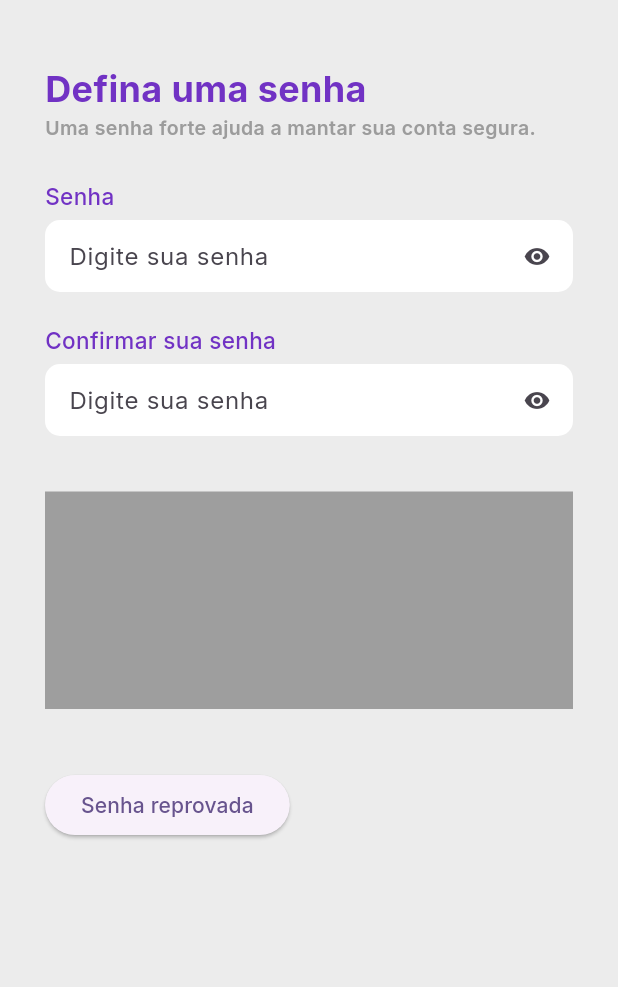
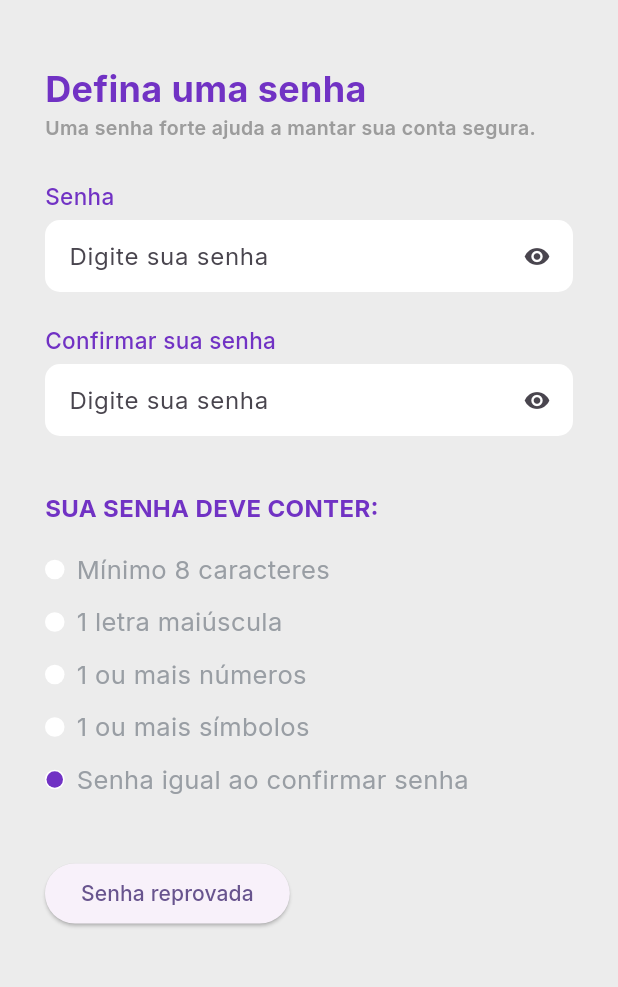
Before and after one commit to raonylino/password_validation, a Flutter app: the screen it shows after launch, on a phone screen of 412 x 824 dp, the part 173-1160 px from its top. Run offline on Flutter 3.47's test engine with Material 3 defaults, Android fonts, the phone set to English and light mode, and no system bars; our stand-ins replace google_fonts.

Commit message:
falta validacao da senha

```diff
--- a/lib/src/pages/validation_page.dart
+++ b/lib/src/pages/validation_page.dart
@@ -1,4 +1,5 @@
 import 'package:flutter/material.dart';
+import 'package:password_validation/src/pages/widgets/password_validation_painel_widget.dart';
 import 'package:password_validation/src/shared/colors_app.dart';
 import 'package:password_validation/src/shared/custom_texfield_pwd.dart';
 
@@ -51,7 +52,7 @@ class ValidationPage extends StatelessWidget {
                   controller: TextEditingController(),
                 ),
                 const SizedBox(height: 37),
-                Container(height: 145, color: Colors.grey),
+                PasswordValidationPainelWidget(),
                 const SizedBox(height: 40),
                 ElevatedButton(
                   onPressed: () {},
--- /dev/null
+++ b/lib/src/pages/widgets/password_dot_validation.dart
@@ -0,0 +1,65 @@
+import 'package:flutter/material.dart';
+import 'package:password_validation/src/shared/colors_app.dart';
+
+typedef UpdateMatchCallback = Function(ValueKey<int> key, bool match);
+
+class PasswordDotValidation extends StatelessWidget {
+  final String label;
+  final String patterValidation;
+  final ValueNotifier<String> passwordValue;
+  final UpdateMatchCallback updateMatch;
+
+  const PasswordDotValidation({
+    required super.key,
+    required this.label,
+    required this.patterValidation,
+    required this.passwordValue,
+    required this.updateMatch,
+  });
+
+  @override
+  Widget build(BuildContext context) {
+    return ValueListenableBuilder(
+      valueListenable: passwordValue,
+      builder: (_, passwordText, _) {
+        final valid = RegExp(patterValidation).hasMatch(passwordText);
+        updateMatch(super.key as ValueKey<int>, valid);
+
+        return Row(
+          spacing: 8,
+          children: [
+            Container(
+              width: 13,
+              height: 13,
+              decoration: BoxDecoration(
+                color: Colors.white,
+                shape: BoxShape.circle,
+              ),
+              child: Center(
+                child: Visibility(
+                  visible: valid,
+                  child: Container(
+                    width: 11,
+                    height: 11,
+                    decoration: BoxDecoration(
+                      color: ColorsApp.primaryColor,
+                      shape: BoxShape.circle,
+                    ),
+                  ),
+                ),
+              ),
+            ),
+            Text(
+              label,
+              style: TextStyle(
+                fontSize: 17,
+                fontWeight: FontWeight.w400,
+                color: ColorsApp.coolGrayColor,
+              ),
+            ),
+          ],
+        );
+      },
+    );
+  }
+}
--- /dev/null
+++ b/lib/src/pages/widgets/password_validation_painel_widget.dart
@@ -0,0 +1,70 @@
+import 'package:flutter/material.dart';
+import 'package:password_validation/src/pages/widgets/password_dot_validation.dart';
+import 'package:password_validation/src/shared/colors_app.dart';
+
+class PasswordValidationPainelWidget extends StatefulWidget {
+  const PasswordValidationPainelWidget({super.key});
+
+  @override
+  State<PasswordValidationPainelWidget> createState() =>
+      _PasswordValidationPainelWidgetState();
+}
+
+class _PasswordValidationPainelWidgetState
+    extends State<PasswordValidationPainelWidget> {
+  @override
+  Widget build(BuildContext context) {
+    return Column(
+      spacing: 11,
+      crossAxisAlignment: CrossAxisAlignment.start,
+      children: [
+        Container(
+          margin: const EdgeInsets.only(bottom: 6),
+          child: Text(
+            'SUA SENHA DEVE CONTER:',
+            style: TextStyle(
+              fontSize: 16,
+              fontWeight: FontWeight.w700,
+              color: ColorsApp.primaryColor,
+            ),
+          ),
+        ),
+        PasswordDotValidation(
+          label: 'Mínimo 8 caracteres',
+          key: const ValueKey(0),
+          patterValidation: r'.{8,}',
+          passwordValue: ValueNotifier<String>(''),
+          updateMatch: (key, match) {},
+        ),
+        PasswordDotValidation(
+          label: '1 letra maiúscula',
+          key: const ValueKey(1),
+          patterValidation: r'.*[A-Z].*',
+          passwordValue: ValueNotifier<String>(''),
+          updateMatch: (key, match) {},
+        ),
+        PasswordDotValidation(
+          label: '1 ou mais números',
+          key: const ValueKey(2),
+          patterValidation: r'.*[0-9].*',
+          passwordValue: ValueNotifier<String>(''),
+          updateMatch: (key, match) {},
+        ),
+        PasswordDotValidation(
+          label: '1 ou mais símbolos',
+          key: const ValueKey(3),
+          patterValidation: r'.*[!@#\$&*~].*',
+          passwordValue: ValueNotifier<String>(''),
+          updateMatch: (key, match) {},
+        ),
+        PasswordDotValidation(
+          label: 'Senha igual ao confirmar senha',
+          key: const ValueKey(4),
+          patterValidation: r'.*',
+          passwordValue: ValueNotifier<String>(''),
+          updateMatch: (key, match) {},
+        ),
+      ],
+    );
+  }
+}
--- a/lib/src/shared/colors_app.dart
+++ b/lib/src/shared/colors_app.dart
@@ -4,4 +4,5 @@ class ColorsApp {
   static const primaryColor = Color(0xFF7132c4);
   static const mediamGreayColor = Color(0xFF9c9c9c);
   static const backgroundkColor = Color(0xFFECECEC);
+  static const coolGrayColor = Color(0xFF999ea4);
 }
--- a/pubspec.yaml
+++ b/pubspec.yaml
@@ -46,6 +46,7 @@ dev_dependencies:
   # package. See that file for information about deactivating specific lint
   # rules and activating additional ones.
   flutter_lints: ^5.0.0
+  mocktail: ^1.0.4
 
 # For information on the generic Dart part of this file, see the
 # following page: https://dart.dev/tools/pub/pubspec
```
Also changed, not shown: pubspec.lock, 1 other file.
